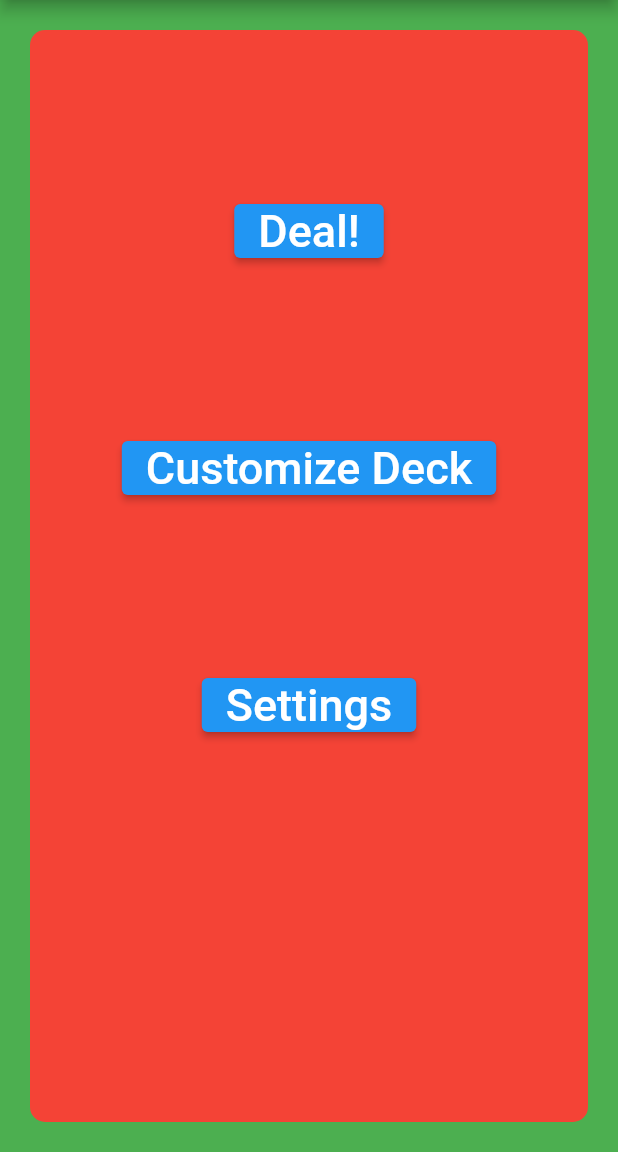
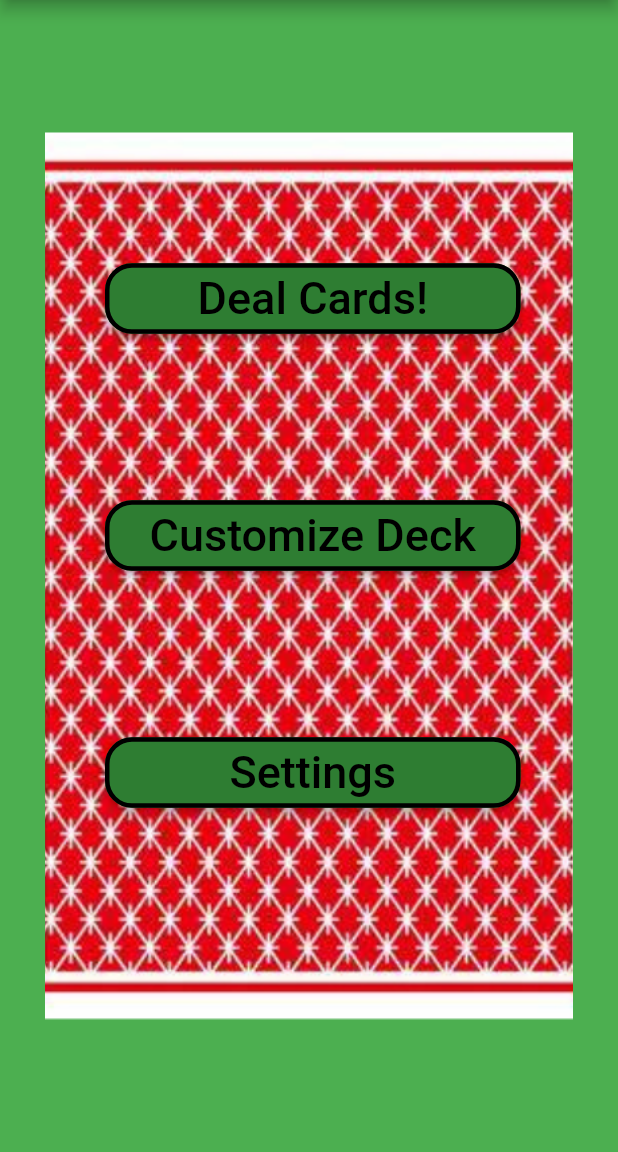
Before and after one commit to williamjelleydev/card_dealer, a Flutter app: the screen it shows after launch, on a phone screen of 412 x 824 dp, the part 84-1236 px from its top. Run offline on Flutter 3.47's test engine with Material 2 defaults, Android fonts, the phone set to English and light mode, and no system bars.

Commit message:
Added card background image. Still looks average as but whatever lol

```diff
--- a/lib/Pages/HomePage.dart
+++ b/lib/Pages/HomePage.dart
@@ -22,7 +22,7 @@ class _HomePageState extends State<HomePage> {
           backgroundColor: MyColors.appBar,
         ),
         body: Container(
-          padding: EdgeInsets.all(20.0),
+          padding: EdgeInsets.fromLTRB(30.0, 65.0, 30.0, 65.0),
           // color: Colors.green,
           decoration: BoxDecoration(
             // borderRadius: BorderRadius.all(Radius.circular(10.0)),
@@ -30,22 +30,32 @@ class _HomePageState extends State<HomePage> {
           ),
           child: Container(
             // color: Colors.redAccent,
+            // padding: EdgeInsets.all(20.0),
             decoration: BoxDecoration(
-              borderRadius: BorderRadius.all(Radius.circular(10.0)),
+              // borderRadius: BorderRadius.all(Radius.circular(10.0)),
               // TODO: change this to be the back of a card..
-              color: Colors.red,
+              image: DecorationImage(
+                image: AssetImage("assets/playing_card_back3.png"),
+                fit: BoxFit.cover,
               ),
+              borderRadius: BorderRadius.all(Radius.circular(20.0)),
+              // color: Colors.red,
+            ),
+            child: Container(
+              padding: EdgeInsets.fromLTRB(40.0, 0.0, 35.0, 0.0),
               child: Center(
                 child: Column(
+                  crossAxisAlignment: CrossAxisAlignment.stretch,
                   children: [
                     spacingBetweenButtons(),
                     // TODO: bigger buttons here somehow..
-                  button('Deal!'),
+                    button('Deal Cards!'),
                     spacingBetweenButtons(),
                     button('Customize Deck'),
                     spacingBetweenButtons(),
                     button('Settings'),
                   ],
+                ),
               ),
             ),
           ),
@@ -63,12 +73,25 @@ class _HomePageState extends State<HomePage> {
     return ElevatedButton(
       // TODO: redirect to DealPage
       onPressed: () {},
+      child: Padding(
+        padding: const EdgeInsets.fromLTRB(0.0, 6.0, 0.0, 6.0),
         child: Text(
           text,
           style: TextStyle(
             fontSize: 30.0,
+            color: MyColors.text
             )
+        ),
+      ),
+      style: ButtonStyle(
+        backgroundColor: MaterialStateProperty.resolveWith((states) => MyColors.appBar),
+        shape: MaterialStateProperty.all(
+          RoundedRectangleBorder(
+            borderRadius: BorderRadius.circular((18.0)),
+            side: BorderSide(color: Colors.black, width: 3.0),
           )
+        ),
+      ),
     );
   }
 }
--- a/pubspec.yaml
+++ b/pubspec.yaml
@@ -45,9 +45,8 @@ flutter:
   uses-material-design: true
 
   # To add assets to your application, add an assets section, like this:
-  # assets:
-  #   - images/a_dot_burr.jpeg
-  #   - images/a_dot_ham.jpeg
+  assets:
+     - assets/
 
   # An image asset can refer to one or more resolution-specific "variants", see
   # https://flutter.dev/assets-and-images/#resolution-aware.
```
Also changed, not shown: assets/playing_card_back.jpeg (added), assets/playing_card_back2.png (added), assets/playing_card_back3.png (added). Lines whose indentation alone changed are shown as unchanged.
